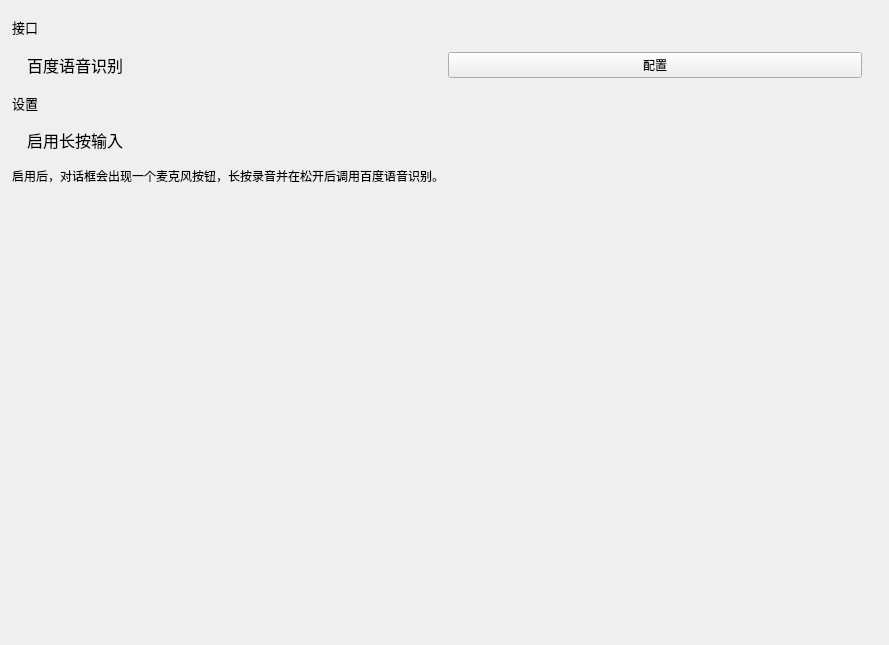
Before: the Qt Designer form windows/setting/child/settingchild_speech.ui in Zao-chen/ZcChat2, drawn with Qt 5.
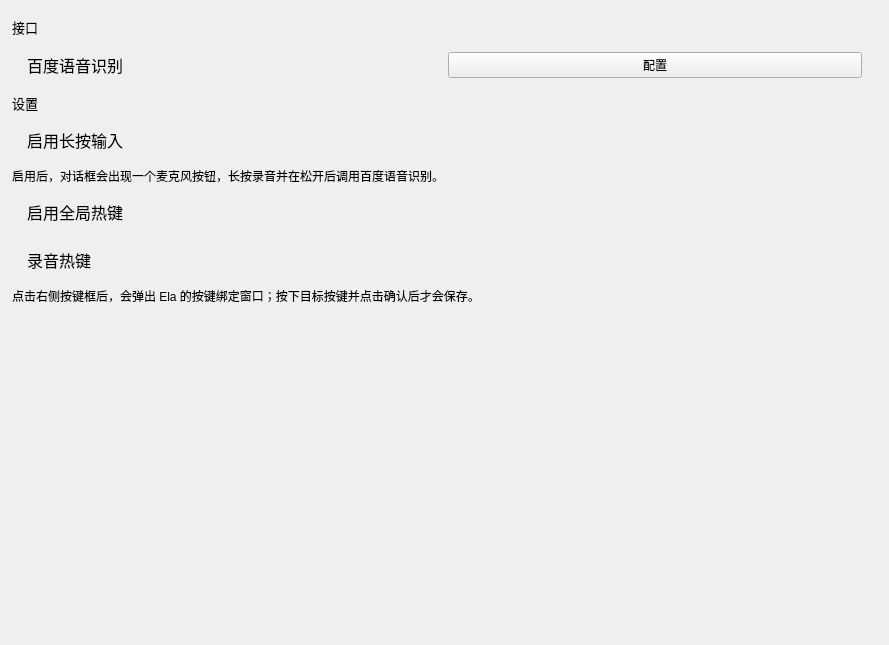
After: the same form once the commit is applied. Custom widgets are drawn as their Qt base class.

Commit message: feat: 添加全局语音录音热键功能

```diff
--- a/windows/setting/child/settingchild_speech.ui
+++ b/windows/setting/child/settingchild_speech.ui
@@ -139,6 +139,75 @@
          </property>
         </widget>
        </item>
+       <item>
+        <widget class="ElaScrollPageArea" name="widget_GlobalHotkeyEnable" native="true">
+         <layout class="QHBoxLayout" name="horizontalLayout_5" stretch="1,1">
+          <property name="leftMargin">
+           <number>15</number>
+          </property>
+          <property name="rightMargin">
+           <number>15</number>
+          </property>
+          <item>
+           <widget class="ElaText" name="label_GlobalHotkeyEnable">
+            <property name="font">
+             <font>
+              <pointsize>12</pointsize>
+             </font>
+            </property>
+            <property name="text">
+             <string>启用全局热键</string>
+            </property>
+           </widget>
+          </item>
+          <item>
+           <widget class="ElaToggleSwitch" name="ToggleSwitch_GlobalHotkeyEnable" native="true"/>
+          </item>
+         </layout>
+        </widget>
+       </item>
+       <item>
+        <widget class="ElaScrollPageArea" name="widget_GlobalHotkey" native="true">
+         <layout class="QHBoxLayout" name="horizontalLayout_6" stretch="1,1">
+          <property name="leftMargin">
+           <number>15</number>
+          </property>
+          <property name="rightMargin">
+           <number>15</number>
+          </property>
+          <item>
+           <widget class="ElaText" name="label_GlobalHotkey">
+            <property name="font">
+             <font>
+              <pointsize>12</pointsize>
+             </font>
+            </property>
+            <property name="text">
+             <string>录音热键</string>
+            </property>
+           </widget>
+          </item>
+          <item>
+           <widget class="ElaKeyBinder" name="keyBinder_GlobalHotkey"/>
+          </item>
+         </layout>
+        </widget>
+       </item>
+       <item>
+        <widget class="ElaText" name="label_GlobalHotkeyDescription">
+         <property name="font">
+          <font>
+           <pointsize>9</pointsize>
+          </font>
+         </property>
+         <property name="text">
+          <string>点击右侧按键框后，会弹出 Ela 的按键绑定窗口；按下目标按键并点击确认后才会保存。</string>
+         </property>
+         <property name="wordWrap">
+          <bool>true</bool>
+         </property>
+        </widget>
+       </item>
        <item>
         <spacer name="verticalSpacer">
          <property name="orientation">
@@ -299,6 +368,11 @@
    <extends>QWidget</extends>
    <header location="global">ElaToggleSwitch.h</header>
   </customwidget>
+  <customwidget>
+   <class>ElaKeyBinder</class>
+   <extends>QLabel</extends>
+   <header location="global">ElaKeyBinder.h</header>
+  </customwidget>
  </customwidgets>
  <resources/>
  <connections/>
```
Left out of the diff: 4 changed lines with no effect on the pictures. The commit also changes 4 other files.
